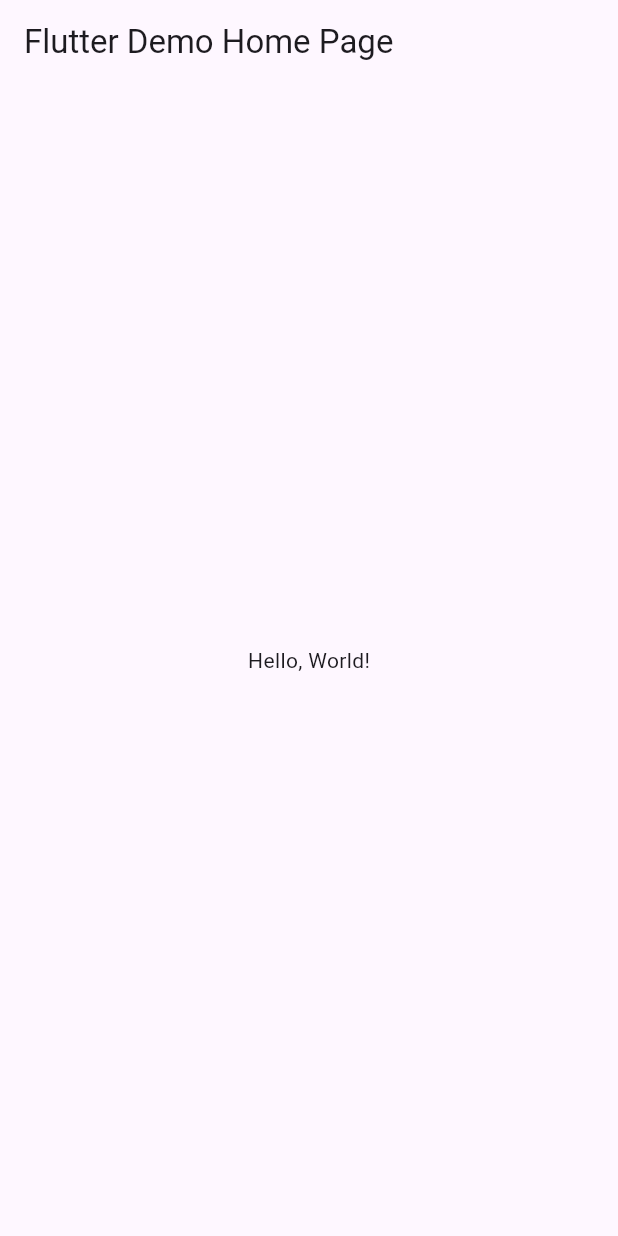
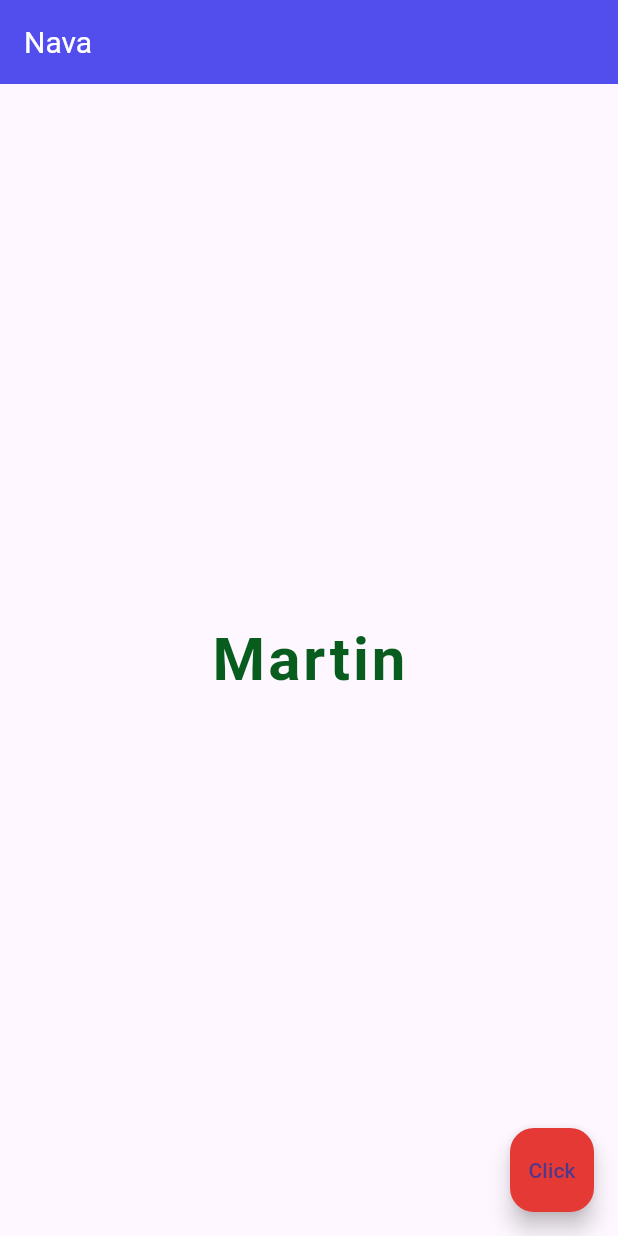
Before and after one commit to nava128/Nava-p2-expandedFlex, a Flutter app: the screen it shows after launch, on a phone screen of 412 x 824 dp. Run offline on Flutter 3.47's test engine with Material 3 defaults, Android fonts, the phone set to English and light mode, and no system bars; Roboto replaces fonts that are missing (Poppin).

Commit message:
Nava text

```diff
--- a/lib/main.dart
+++ b/lib/main.dart
@@ -1,42 +1,49 @@
+import 'dart:ui';
+
 import 'package:flutter/material.dart';
 
-void main() => runApp(MyApp());
+void main() => runApp(const MyApp());
 
 class MyApp extends StatelessWidget {
-  const MyApp({super.key});
-  // This widget is the root of your application.
+  const MyApp({Key? key}) : super(key: key);
+
   @override
   Widget build(BuildContext context) {
-    return MaterialApp(
-      // Application name
-      title: 'Flutter Hello World',
-      // Application theme data, you can set the colors for the application as
-      // you want
-      theme: ThemeData(
-        // useMaterial3: false,
-        primarySwatch: Colors.blue,
-      ),
-      // A widget which will be started on application startup
-      home: MyHomePage(title: 'Flutter Demo Home Page'),
+    return const MaterialApp(
+      debugShowCheckedModeBanner: false,
+      home: Practica1Text1(),
     );
   }
 }
 
-class MyHomePage extends StatelessWidget {
-  final String title;
-  const MyHomePage({super.key, required this.title});
+class Practica1Text1 extends StatelessWidget {
+  const Practica1Text1({Key? key}) : super(key: key);
 
   @override
   Widget build(BuildContext context) {
     return Scaffold(
       appBar: AppBar(
-        // The title text which will be shown on the action bar
-        title: Text(title),
+        title: const Text(
+          'Nava',
+          style: TextStyle(color: Colors.white, fontSize: 20.0),
+        ),
+        backgroundColor: const Color(0xff514eed),
       ),
-      body: Center(
+      body: const Center(
         child: Text(
-          'Hello, World!',
+          'Martin',
+          style: TextStyle(
+              fontSize: 40.0, //tama
+              fontWeight: FontWeight.bold, //negrita
+              letterSpacing: 2.0, // interespaciado
+              color: Color(0xff085c1d), // color letra
+              fontFamily: "Poppin"),
         ),
+      ),
+      floatingActionButton: FloatingActionButton(
+        onPressed: () {},
+        backgroundColor: Colors.red[600],
+        child: const Text("Click"),
       ),
     );
   }
```
